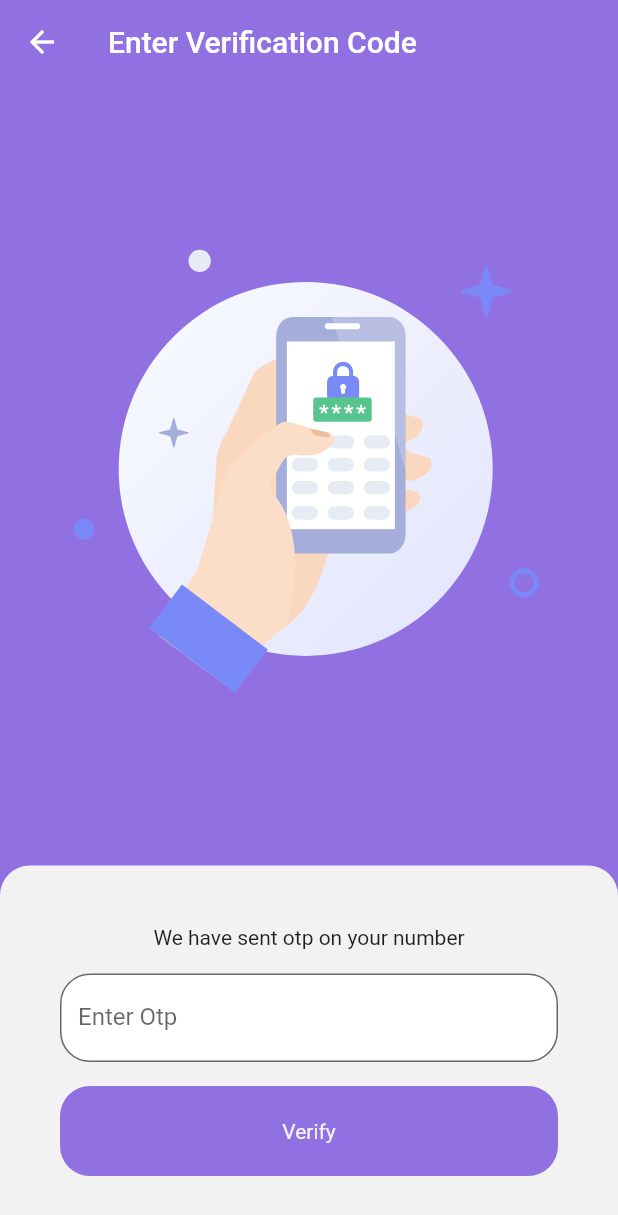
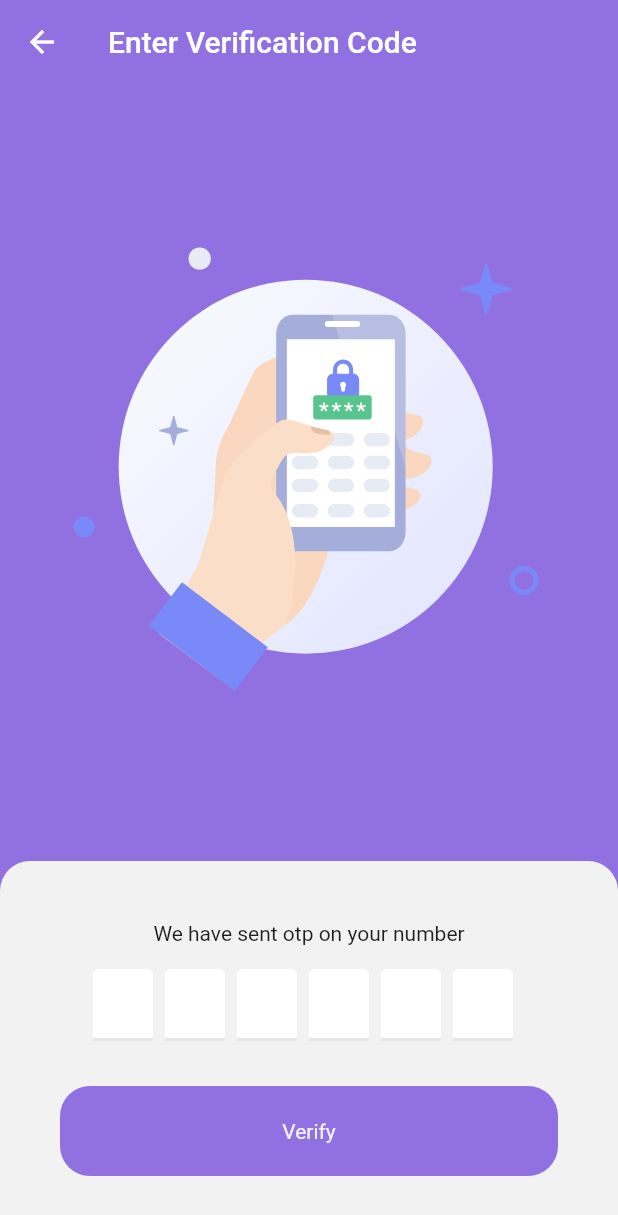
Before and after one commit to aslahmogral/wingman_machinetest, a Flutter app: the EnterOtpScreen screen opened directly with empty values, on a phone screen of 412 x 824 dp. Shown: the top 1215 px of the screen. Run offline on Flutter 3.47's test engine with Material 2 defaults, Android fonts, the phone set to English and light mode, and no system bars; drawn by our look-alikes of flutter_otp_text_field; our stand-ins replace lottie.

Commit message:
added otp textfield

```diff
--- a/lib/screens/enter_otp_screen.dart
+++ b/lib/screens/enter_otp_screen.dart
@@ -1,6 +1,7 @@
 import 'dart:convert';
 
 import 'package:flutter/material.dart';
+import 'package:flutter_otp_text_field/flutter_otp_text_field.dart';
 import 'package:http/http.dart' as http;
 import 'package:lottie/lottie.dart';
 import 'package:wingman_machinetest/components/bottom_sheet.dart';
@@ -23,7 +24,6 @@ class _EnterOtpScreenState extends State<EnterOtpScreen> {
   final otpController = TextEditingController();
   bool profileExist = false;
   bool _keyboardVisible = false;
-
 
   postOtp() async {
     var url = Uri.parse('https://test-otp-api.7474224.xyz/verifyotp.php');
@@ -70,16 +70,15 @@ class _EnterOtpScreenState extends State<EnterOtpScreen> {
           child: Column(
             children: [
               Expanded(
-                  child:_keyboardVisible ? SizedBox() : Container(
-                child: Center(
-                  child: Column(
-                    mainAxisSize: MainAxisSize.min,
-                    children: [
-                    Lottie.asset('animation/otp.json')
-                    ],
-                  )
-                ),
-              )),
+                  child: _keyboardVisible
+                      ? SizedBox()
+                      : Container(
+                          child: Center(
+                              child: Column(
+                            mainAxisSize: MainAxisSize.min,
+                            children: [Lottie.asset('animation/otp.json')],
+                          )),
+                        )),
               WBottomSheet(
                   child: Column(
                 children: [
@@ -87,12 +86,23 @@ class _EnterOtpScreenState extends State<EnterOtpScreen> {
                   SizedBox(
                     height: 16,
                   ),
-                  WTextFormField(
-                      label: 'Enter Otp',
-                      textEditingController: otpController,
-                      textInputType: TextInputType.number),
+                  OtpTextField(
+                    numberOfFields: 6,
+                    fillColor: WColors.brightColor,
+                    filled: true,
+                    keyboardType: TextInputType.number,
+                    borderColor: WColors.primaryColor,
+                    onSubmit: (code) {
+                      otpController.text = code;
+                      print(otpController.text);
+                    },
+                  ),
+                  // WTextFormField(
+                  //     label: 'Enter Otp',
+                  //     textEditingController: otpController,
+                  //     textInputType: TextInputType.number),
                   SizedBox(
-                    height: 16,
+                    height: 30,
                   ),
                   WButton(
                     label: 'Verify',
--- /dev/null
+++ b/lib/utils/apptheme.dart
@@ -0,0 +1,3 @@
+class WTheme{
+
+}
--- a/pubspec.yaml
+++ b/pubspec.yaml
@@ -37,6 +37,7 @@ dependencies:
   cupertino_icons: ^1.0.2
   http: ^0.13.5
   lottie: ^2.3.1
+  flutter_otp_text_field: ^1.1.1
 
 dev_dependencies:
   flutter_test:
```
Also changed, not shown: pubspec.lock.
